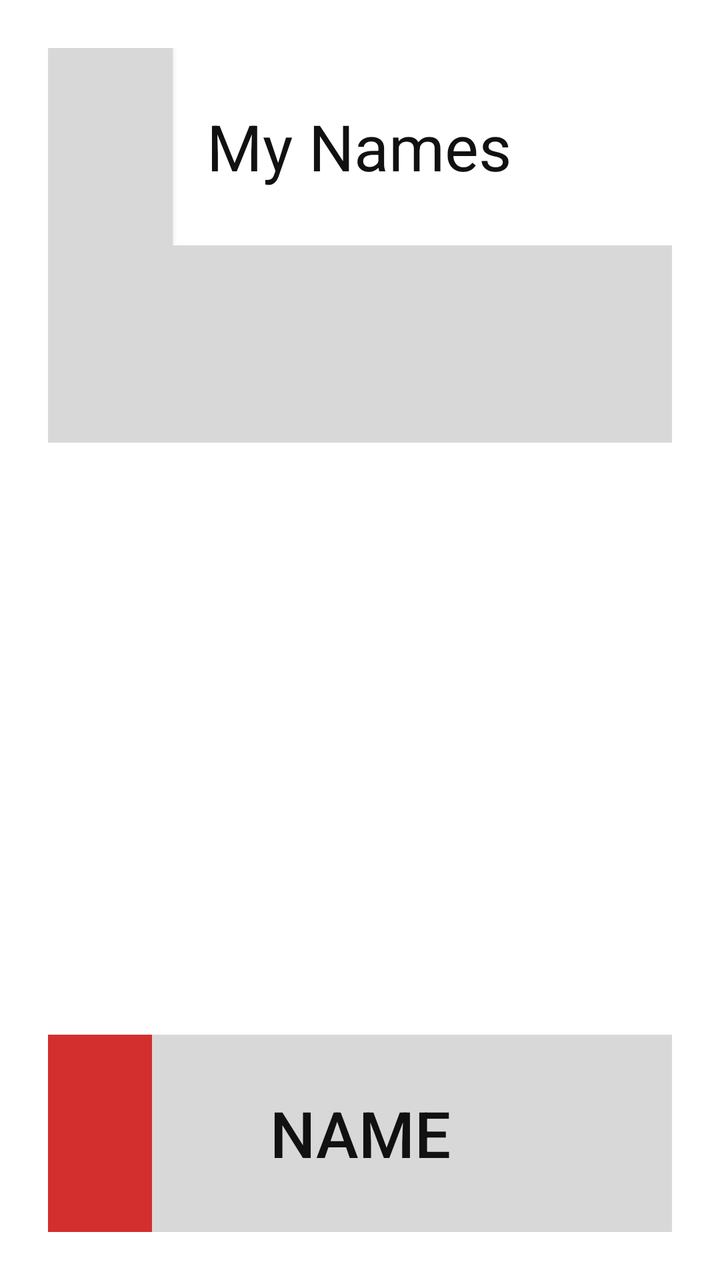
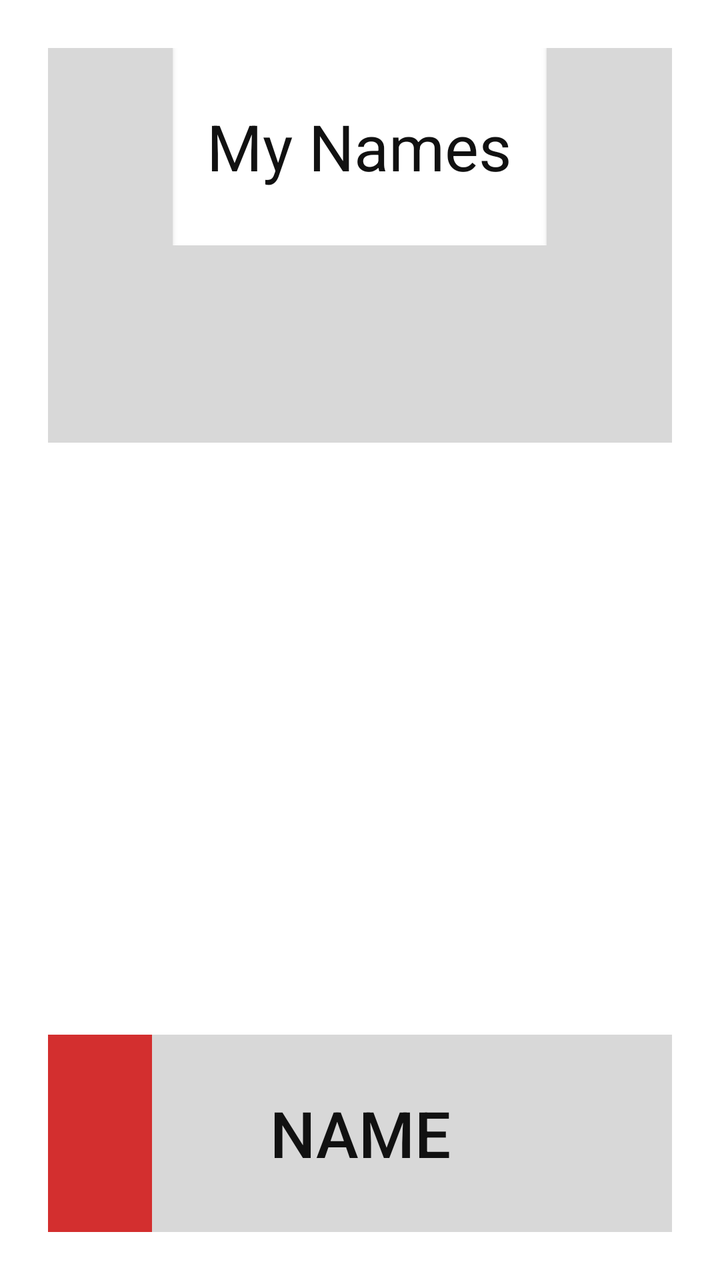

Before-and-after screenshots of an Android layout around one commit, followed by the original layout XML and the change that was made.
<!-- AndroidManifest.xml: application theme AppTheme -->
<!-- res/layout/my_names.xml -->
<LinearLayout
     xmlns:android="http://schemas.android.com/apk/res/android"
     xmlns:tools="http://schemas.android.com/tools"
     android:id="@+id/bg"
     android:orientation="vertical"
     android:layout_width="match_parent"
     android:layout_height="match_parent"
     android:padding="@dimen/largeMargin"
     tools:context=".NewNames"
     android:background="@color/white">

     <LinearLayout
          android:orientation="horizontal"
          android:layout_width="fill_parent"
          android:layout_height="0dp"
          android:layout_weight="1">

          <Button
               android:id="@+id/back"
               android:onClick="back"
               android:text=""
               android:foreground="@drawable/tool_back"
               android:foregroundGravity="center"
               android:gravity="center"
               android:padding="@dimen/smallMargin"
               android:layout_height="fill_parent"
               android:layout_width="0dp"
               android:layout_weight="1"
               android:background="@color/gray"
               android:layout_gravity="center_horizontal"/>

          <TextView
               android:text="@string/myNamesPage"
               android:gravity="center"
               android:textSize="@dimen/largeText"
               android:textColor="@color/text_primary"
               android:layout_height="fill_parent"
               android:layout_width="0dp"
               android:layout_weight="3"/>

          <TextView
               android:text=""
               android:foreground="@drawable/tool_star"
               android:foregroundGravity="center"
               android:gravity="center"
               android:padding="@dimen/smallMargin"
               android:layout_height="fill_parent"
               android:layout_width="0dp"
               android:layout_weight="1"/>

     </LinearLayout>

     <LinearLayout
          android:orientation="horizontal"
          android:id="@+id/genderButtonsLayout"
          android:gravity="center"
          android:layout_height="0dp"
          android:layout_width="fill_parent"
          android:layout_weight="1">

          <Button
               android:id="@+id/boys"
               android:onClick="boys"
               android:text=""
               android:foreground="@drawable/ic_boy"
               android:foregroundGravity="center"
               android:gravity="center"
               android:padding="@dimen/smallMargin"
               android:layout_width="0dp"
               android:layout_height="fill_parent"
               android:layout_weight="1"
               android:background="@color/gray"/>

          <Button
               android:background="@color/gray"
               android:id="@+id/all"
               android:onClick="all"
               android:text=""
               android:foreground="@drawable/ic_baby"
               android:foregroundGravity="center"
               android:gravity="center"
               android:padding="@dimen/smallMargin"
               android:layout_width="0dp"
               android:layout_height="fill_parent"
               android:layout_weight="1"/>

          <Button
               android:background="@color/gray"
               android:id="@+id/girls"
               android:onClick="girls"
               android:text=""
               android:foreground="@drawable/ic_girl"
               android:foregroundGravity="center"
               android:gravity="center"
               android:padding="@dimen/smallMargin"
               android:layout_width="0dp"
               android:layout_height="fill_parent"
               android:layout_weight="1"/>

     </LinearLayout>

     <RelativeLayout
          android:id="@+id/namesListViewLayout"
          android:layout_height="0dp"
          android:layout_width="fill_parent"
          android:layout_weight="3">

          <ListView
               android:id="@+id/namesListView"
               android:choiceMode="singleChoice"
               android:layout_width="match_parent"
               android:layout_height="wrap_content"/>

     </RelativeLayout>

     <LinearLayout
          android:orientation="horizontal"
          android:layout_height="0dp"
          android:layout_width="fill_parent"
          android:layout_weight="1">

          <Button
               android:id="@+id/delete"
               android:onClick="delete"
               android:text=""
               android:foreground="@drawable/tool_delete"
               android:foregroundGravity="center"
               android:gravity="center"
               android:padding="@dimen/smallMargin"
               android:layout_height="fill_parent"
               android:layout_width="0dp"
               android:layout_weight="1"
               android:background="@color/delete"/>

          <Button
               android:id="@+id/name"
               android:onClick="name"
               android:text="@string/name"
               android:textSize="@dimen/largeText"
               android:textColor="@color/button_text"
               android:layout_height="fill_parent"
               android:layout_width="0dp"
               android:layout_weight="4"
               android:background="@color/gray"/>

          <Button
               android:id="@+id/random"
               android:onClick="random"
               android:text=""
               android:foreground="@drawable/tool_shuffle"
               android:foregroundGravity="center"
               android:gravity="center"
               android:padding="@dimen/smallMargin"
               android:layout_height="fill_parent"
               android:layout_width="0dp"
               android:layout_weight="1"
               android:background="@color/gray"/>

     </LinearLayout>

</LinearLayout>
<!-- resources referenced by this layout -->
<resources>
  <color name="button_text">#111111</color>
  <color name="delete">#d32f2f</color>
  <color name="gray">#d8d8d8</color>
  <color name="text_primary">#111111</color>
  <color name="white">#ffffff</color>
  <dimen name="largeMargin">24dp</dimen>
  <dimen name="largeText">32sp</dimen>
  <dimen name="smallMargin">6dp</dimen>
  <!-- drawable ic_baby: png bitmap (drawable-hdpi, 3486 bytes) -->
  <!-- drawable ic_boy: png bitmap (drawable-hdpi, 4145 bytes) -->
  <!-- drawable ic_girl: png bitmap (drawable-hdpi, 4881 bytes) -->
  <!-- drawable tool_back (drawable) -->
  <vector xmlns:android="http://schemas.android.com/apk/res/android"
      android:width="28dp"
      android:height="28dp"
      android:viewportWidth="100"
      android:viewportHeight="100">
      <path
          android:fillColor="@color/button_text"
          android:pathData="M 70,18 C 72.5,16.5 76,18.2 76,21.5 L 76,78.5 C 76,81.8 72.5,83.5 70,82 L 22,53.5 C 19.5,52 19.5,48 22,46.5 Z"/>
  </vector>
  <!-- drawable tool_delete (drawable) -->
  <vector xmlns:android="http://schemas.android.com/apk/res/android"
      android:width="28dp"
      android:height="28dp"
      android:viewportWidth="100"
      android:viewportHeight="100">
      <path
          android:strokeColor="@color/delete_text"
          android:strokeWidth="16"
          android:strokeLineCap="round"
          android:pathData="M 22,22 L 78,78 M 78,22 L 22,78"/>
  </vector>
  <!-- drawable tool_shuffle (drawable) -->
  <vector xmlns:android="http://schemas.android.com/apk/res/android"
      android:width="28dp"
      android:height="28dp"
      android:viewportWidth="100"
      android:viewportHeight="100">
      <path
          android:strokeColor="@color/button_text"
          android:strokeWidth="12"
          android:strokeLineCap="round"
          android:strokeLineJoin="round"
          android:pathData="M 16,30 L 36,30 C 52,30 48,70 64,70 L 76,70"/>
      <path
          android:strokeColor="@color/button_text"
          android:strokeWidth="12"
          android:strokeLineCap="round"
          android:pathData="M 16,70 L 36,70 C 42,70 45,61 48,53"/>
      <path
          android:strokeColor="@color/button_text"
          android:strokeWidth="12"
          android:strokeLineCap="round"
          android:pathData="M 52,47 C 55,39 58,30 64,30 L 76,30"/>
      <path
          android:fillColor="@color/button_text"
          android:pathData="M 72,16 L 90,30 L 72,44 Z"/>
      <path
          android:fillColor="@color/button_text"
          android:pathData="M 72,56 L 90,70 L 72,84 Z"/>
  </vector>
  <!-- drawable tool_star (drawable) -->
  <vector xmlns:android="http://schemas.android.com/apk/res/android"
      android:width="28dp"
      android:height="28dp"
      android:viewportWidth="100"
      android:viewportHeight="100">
      <path
          android:fillColor="@color/button_text"
          android:pathData="M 50,8 L 62.5,35.5 L 91.5,39.5 L 70.5,59.5 L 75.8,88.5 L 50,74.5 L 24.2,88.5 L 29.5,59.5 L 8.5,39.5 L 37.5,35.5 Z"/>
  </vector>
  <string name="myNamesPage">My Names</string>
  <string name="name">Name</string>
  <style name="AppTheme" parent="android:Theme.Material.Light.NoActionBar">
          <item name="android:textColor">@color/text_primary</item>
          <item name="android:textColorPrimary">@color/text_primary</item>
          <item name="android:textColorSecondary">@color/text_secondary</item>
          <item name="android:windowBackground">@color/white</item>
          <item name="android:colorBackground">@color/white</item>
      </style>
  <color name="delete_text">#ffffff</color>
  <color name="text_secondary">#555555</color>
</resources>

<!-- the commit's change to res/layout/my_names.xml (unified diff, before → after) -->
@@ -38,15 +38,18 @@
                android:layout_width="0dp"
                android:layout_weight="3"/>
 
-          <TextView
+          <Button
+               android:id="@+id/search_button"
+               android:onClick="openSearchFilter"
                android:text=""
-               android:foreground="@drawable/tool_star"
+               android:foreground="@drawable/tool_search"
                android:foregroundGravity="center"
                android:gravity="center"
                android:padding="@dimen/smallMargin"
                android:layout_height="fill_parent"
                android:layout_width="0dp"
-               android:layout_weight="1"/>
+               android:layout_weight="1"
+               android:background="@color/gray"/>
 
      </LinearLayout>
 
<!-- resource entries referenced after the edit -->
@@ -33,6 +33,24 @@
           android:strokeLineCap="round"
           android:pathData="M 22,22 L 78,78 M 78,22 L 22,78"/>
   </vector>
+  <!-- drawable tool_search (drawable) -->
+  <vector xmlns:android="http://schemas.android.com/apk/res/android"
+      android:width="28dp"
+      android:height="28dp"
+      android:viewportWidth="100"
+      android:viewportHeight="100">
+      <path
+          android:strokeColor="@color/button_text"
+          android:strokeWidth="10"
+          android:fillColor="#00000000"
+          android:pathData="M 44,44 m -24,0 a 24,24 0 1,0 48,0 a 24,24 0 1,0 -48,0"/>
+      <path
+          android:strokeColor="@color/button_text"
+          android:strokeWidth="12"
+          android:strokeLineCap="round"
+          android:fillColor="#00000000"
+          android:pathData="M 61,61 L 82,82"/>
+  </vector>
   <!-- drawable tool_shuffle (drawable) -->
   <vector xmlns:android="http://schemas.android.com/apk/res/android"
       android:width="28dp"
@@ -62,16 +80,6 @@
           android:fillColor="@color/button_text"
           android:pathData="M 72,56 L 90,70 L 72,84 Z"/>
   </vector>
-  <!-- drawable tool_star (drawable) -->
-  <vector xmlns:android="http://schemas.android.com/apk/res/android"
-      android:width="28dp"
-      android:height="28dp"
-      android:viewportWidth="100"
-      android:viewportHeight="100">
-      <path
-          android:fillColor="@color/button_text"
-          android:pathData="M 50,8 L 62.5,35.5 L 91.5,39.5 L 70.5,59.5 L 75.8,88.5 L 50,74.5 L 24.2,88.5 L 29.5,59.5 L 8.5,39.5 L 37.5,35.5 Z"/>
-  </vector>
   <string name="myNamesPage">My Names</string>
   <string name="name">Name</string>
   <style name="AppTheme" parent="android:Theme.Material.Light.NoActionBar">
